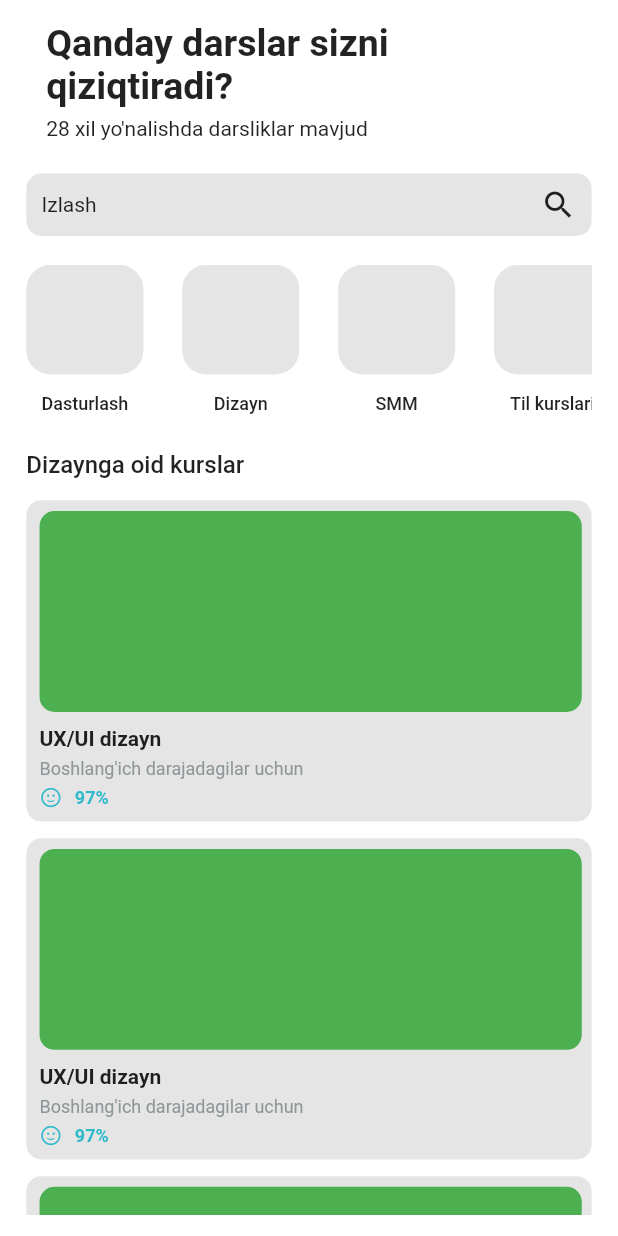
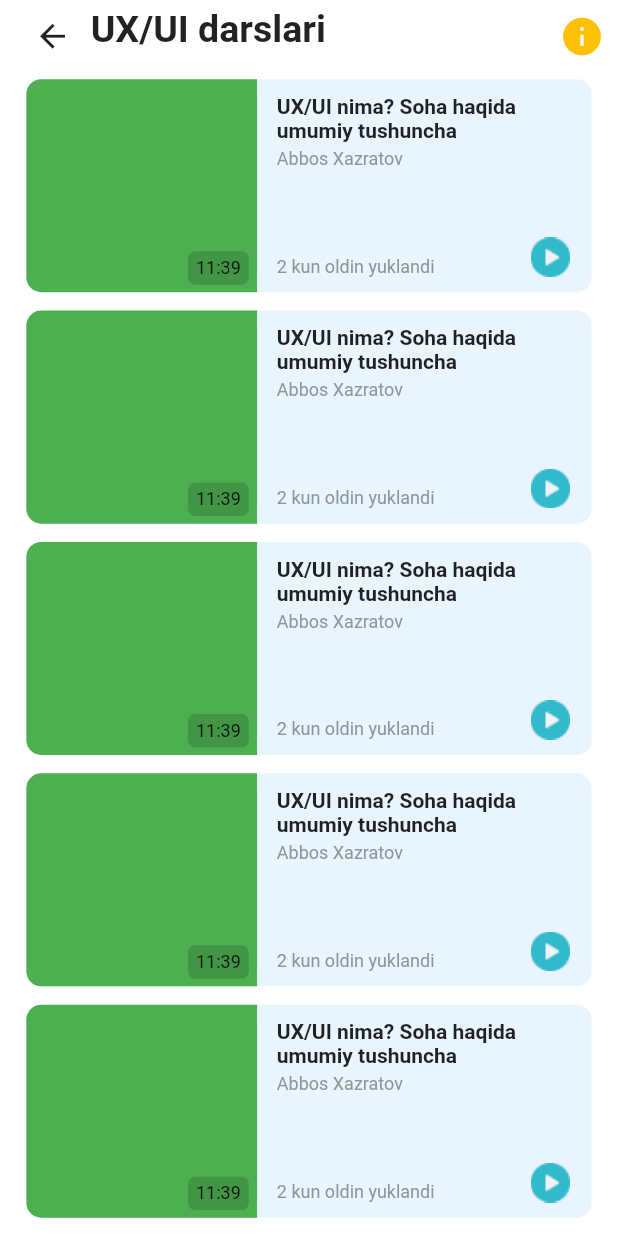
Before and after one commit to Yusuf-bek/FinalExam, a Flutter app: the screen it shows after launch, on a phone screen of 412 x 824 dp. Run offline on Flutter 3.47's test engine with Material 2 defaults, Android fonts, the phone set to English and light mode, and no system bars.

Commit message:
alerDialog info ready

```diff
--- a/lib/core/components/text_styles.dart
+++ b/lib/core/components/text_styles.dart
@@ -29,21 +29,56 @@ class HomePageStyles extends MyTextStyles {
     fontWeight: FontWeight.w500,
   );
 
-  TextStyle courseName = const  TextStyle(
+  TextStyle courseName = const TextStyle(
     fontSize: 14,
     fontWeight: FontWeight.w700,
-
   );
 
-  TextStyle courseDegree =  TextStyle(
+  TextStyle courseDegree = TextStyle(
     fontSize: 12,
     fontWeight: FontWeight.w400,
     color: ConstColors.instance.courseDegreeInfo,
   );
 
-  TextStyle courseHappinessPercentage =  TextStyle(
+  TextStyle courseHappinessPercentage = TextStyle(
     fontSize: 12,
     fontWeight: FontWeight.w700,
     color: ConstColors.instance.primaryColor,
   );
 }
+
+class ProductPageStyles extends MyTextStyles {
+  ProductPageStyles._init();
+  static final ProductPageStyles _instance = ProductPageStyles._init();
+  static ProductPageStyles get instance => _instance;
+
+  TextStyle courseHeadline = const TextStyle(
+    fontSize: 25,
+    fontWeight: FontWeight.w700,
+  );
+
+  TextStyle lessonTheme = const TextStyle(
+    fontSize: 14,
+    fontWeight: FontWeight.w700,
+  );
+
+  TextStyle lessonAuthor = TextStyle(
+      fontSize: 12,
+      fontWeight: FontWeight.w400,
+      color: ConstColors.instance.videoDescription);
+
+  TextStyle lessonDate = TextStyle(
+      fontSize: 12,
+      fontWeight: FontWeight.w400,
+      color: ConstColors.instance.videoDescription);
+
+  TextStyle minutStyle = const TextStyle(
+    fontSize: 12,
+    fontWeight: FontWeight.w400,
+  );
+
+  TextStyle alertDialogInstruction = const TextStyle(
+    fontSize: 14,
+    fontWeight: FontWeight.w400,
+  );
+}
--- a/lib/core/constants/colors.dart
+++ b/lib/core/constants/colors.dart
@@ -8,7 +8,7 @@ class ConstColors {
   Color loaderBackground = const Color(0xff050352);
   Color primaryColor = const Color(0xff31B9CC);
   Color videoDescription = const Color(0xff8F9698);
-  Color containerInside = Colors.black.withOpacity(0.1);
+  Color containerInside = Colors.blue.withOpacity(0.1);
   Color countLessonsInfo = const Color(0xff798184);
   Color courseDegreeInfo = const Color(0xff8F9698);
 }
--- /dev/null
+++ b/lib/core/widgets/course_lesson_widget.dart
@@ -0,0 +1,112 @@
+import 'package:exam/core/components/size_config.dart';
+import 'package:exam/core/components/text_styles.dart';
+import 'package:exam/core/constants/colors.dart';
+import 'package:flutter/material.dart';
+
+class CourseLessonsWidget extends StatelessWidget {
+  const CourseLessonsWidget({
+    Key? key,
+  }) : super(key: key);
+
+  @override
+  Widget build(BuildContext context) {
+    SizeConfig().init(context);
+    return Padding(
+      padding: EdgeInsets.only(
+        left: getWidthConfig(16),
+        right: getWidthConfig(16),
+        bottom: getHeightConfig(12),
+      ),
+      child: Container(
+        height: getHeightConfig(140),
+        width: getWidthConfig(343),
+        decoration: BoxDecoration(
+          color: ConstColors.instance.containerInside,
+          borderRadius: BorderRadius.circular(10),
+        ),
+        child: Row(
+          children: [
+            Container(
+              width: getWidthConfig(140),
+              height: getHeightConfig(140),
+              decoration: const BoxDecoration(
+                color: Colors.green,
+                borderRadius: BorderRadius.only(
+                  topLeft: Radius.circular(10),
+                  bottomLeft: Radius.circular(10),
+                ),
+              ),
+              child: Stack(
+                clipBehavior: Clip.none,
+                children: [
+                  Positioned(
+                    bottom: getHeightConfig(5),
+                    right: getWidthConfig(5),
+                    child: Container(
+                      width: getWidthConfig(37),
+                      height: getHeightConfig(22),
+                      decoration: BoxDecoration(
+                        color: Colors.black.withOpacity(0.15),
+                        borderRadius: BorderRadius.circular(5),
+                      ),
+                      child: Center(
+                        child: Text(
+                          "11:39",
+                          style: ProductPageStyles.instance.minutStyle,
+                        ),
+                      ),
+                    ),
+                  ),
+                  Positioned(
+                    right: getWidthConfig(-190),
+                    bottom: getHeightConfig(10),
+                    child: InkWell(
+                      onTap: (() {}),
+                      child: Container(
+                        width: getWidthConfig(24),
+                        height: getWidthConfig(24),
+                        child: Image.asset(
+                          "assets/play.png",
+                          fit: BoxFit.fill,
+                        ),
+                      ),
+                    ),
+                  ),
+                ],
+              ),
+            ),
+            Expanded(
+              child: Padding(
+                padding: EdgeInsets.only(
+                  top: getHeightConfig(10),
+                  bottom: getHeightConfig(10),
+                  left: getWidthConfig(12),
+                  right: getWidthConfig(22),
+                ),
+                child: Column(
+                  crossAxisAlignment: CrossAxisAlignment.start,
+                  children: [
+                    Text(
+                      "UX/UI nima? Soha haqida umumiy tushuncha",
+                      style: ProductPageStyles.instance.lessonTheme,
+                    ),
+                    SizedBox(
+                      height: getHeightConfig(4),
+                    ),
+                    Text("Abbos Xazratov",
+                        style: ProductPageStyles.instance.lessonAuthor),
+                    const Spacer(),
+                    Text(
+                      "2 kun oldin yuklandi",
+                      style: ProductPageStyles.instance.lessonDate,
+                    ),
+                  ],
+                ),
+              ),
+            ),
+          ],
+        ),
+      ),
+    );
+  }
+}
--- a/lib/main.dart
+++ b/lib/main.dart
@@ -1,6 +1,7 @@
 import 'package:exam/core/constants/colors.dart';
 import 'package:exam/view/home_page/home_page.dart';
 import 'package:exam/view/loader_page/loader_page.dart';
+import 'package:exam/view/product_page/product_page.dart';
 import 'package:flutter/material.dart';
 
 void main() {
@@ -19,7 +20,7 @@ class MyApp extends StatelessWidget {
         primaryColor: ConstColors.instance.loaderBackground,
         scaffoldBackgroundColor: Colors.white,
       ),
-      home: HomePage(),
+      home: ProductPage(),
     );
   }
 }
--- /dev/null
+++ b/lib/view/product_page/product_page.dart
@@ -0,0 +1,162 @@
+import 'package:exam/core/components/size_config.dart';
+import 'package:exam/core/components/text_styles.dart';
+import 'package:exam/core/constants/colors.dart';
+import 'package:exam/core/widgets/course_lesson_widget.dart';
+import 'package:flutter/material.dart';
+
+class ProductPage extends StatelessWidget {
+  const ProductPage({Key? key}) : super(key: key);
+
+  @override
+  Widget build(BuildContext context) {
+    SizeConfig().init(context);
+    return Scaffold(
+      body: SafeArea(
+        child: Column(
+          children: [
+            appBar(context),
+            Expanded(
+              child: ListView.builder(
+                itemCount: 5,
+                itemBuilder: (context, index) => CourseLessonsWidget(),
+              ),
+            ),
+          ],
+        ),
+      ),
+    );
+  }
+
+  Padding appBar(BuildContext context) {
+    return Padding(
+      padding: EdgeInsets.only(
+        bottom: getHeightConfig(10),
+      ),
+      child: SizedBox(
+        height: getHeightConfig(42),
+        width: double.infinity,
+        child: Stack(
+          children: [
+            Positioned(
+              left: getWidthConfig(10),
+              child: IconButton(
+                onPressed: () {},
+                icon: const Icon(
+                  Icons.arrow_back,
+                  size: 25,
+                ),
+              ),
+            ),
+            Positioned(
+              top: getHeightConfig(5),
+              left: getWidthConfig(55),
+              child: Text(
+                "UX/UI darslari",
+                style: ProductPageStyles.instance.courseHeadline,
+              ),
+            ),
+            Positioned(
+              right: getWidthConfig(0),
+              child: IconButton(
+                onPressed: () {
+                  getDialog(context);
+                },
+                icon: const Icon(
+                  Icons.info,
+                  color: Colors.amber,
+                  size: 30,
+                ),
+              ),
+            )
+          ],
+        ),
+      ),
+    );
+  }
+
+  Future<dynamic> getDialog(BuildContext context) {
+    return showDialog(
+        context: context,
+        builder: (context) {
+          return AlertDialog(
+            titleTextStyle: const TextStyle(
+              fontSize: 16,
+              fontWeight: FontWeight.w700,
+              color: Colors.black,
+            ),
+            title: const Text(
+              "Foydalanish bo'yicha qo'llanma!",
+            ),
+            content: SizedBox(
+              height: getHeightConfig(135),
+              child: Stack(
+                children: [
+                  Positioned(
+                    left: getWidthConfig(0),
+                    child: Image.asset("assets/download.png"),
+                  ),
+                  Positioned(
+                    width: getWidthConfig(229),
+                    left: getWidthConfig(28),
+                    child: Text(
+                      "Videoni dasturga yuklab olish uchun!",
+                      style: ProductPageStyles.instance.alertDialogInstruction,
+                    ),
+                  ),
+                  Positioned(
+                    left: getWidthConfig(0),
+                    top: getHeightConfig(45),
+                    child: Image.asset("assets/play.png"),
+                  ),
+                  Positioned(
+                    left: getWidthConfig(28),
+                    top: getHeightConfig(47),
+                    child: Text(
+                      "Videoni offlayn ko`rish uchun!",
+                      style: ProductPageStyles.instance.alertDialogInstruction,
+                    ),
+                  ),
+                  Positioned(
+                    width: getWidthConfig(230),
+                    left: getWidthConfig(28),
+                    bottom: getHeightConfig(0),
+                    child: Text(
+                        "Videoni onlayn ko`rish uchun esa umumiy blok ustiga bosing!", style: ProductPageStyles.instance.alertDialogInstruction,),
+                  ),
+                ],
+              ),
+            ),
+            actions: [
+              Center(
+                child: Padding(
+                  padding: EdgeInsets.only(bottom: getHeightConfig(30)),
+                  child: InkWell(
+                    onTap: () {
+                      Navigator.pop(context);
+                    },
+                    child: Container(
+                      width: getWidthConfig(259),
+                      height: getHeightConfig(41),
+                      decoration: BoxDecoration(
+                        color: ConstColors.instance.primaryColor,
+                        borderRadius: BorderRadius.circular(10),
+                      ),
+                      child: const Center(
+                        child: Text(
+                          "Tushunarli",
+                          style: TextStyle(
+                            fontSize: 16,
+                            fontWeight: FontWeight.w400,
+                            color: Colors.white,
+                          ),
+                        ),
+                      ),
+                    ),
+                  ),
+                ),
+              ),
+            ],
+          );
+        });
+  }
+}
```
Also changed, not shown: assets/download.png (added), assets/play.png (added).
